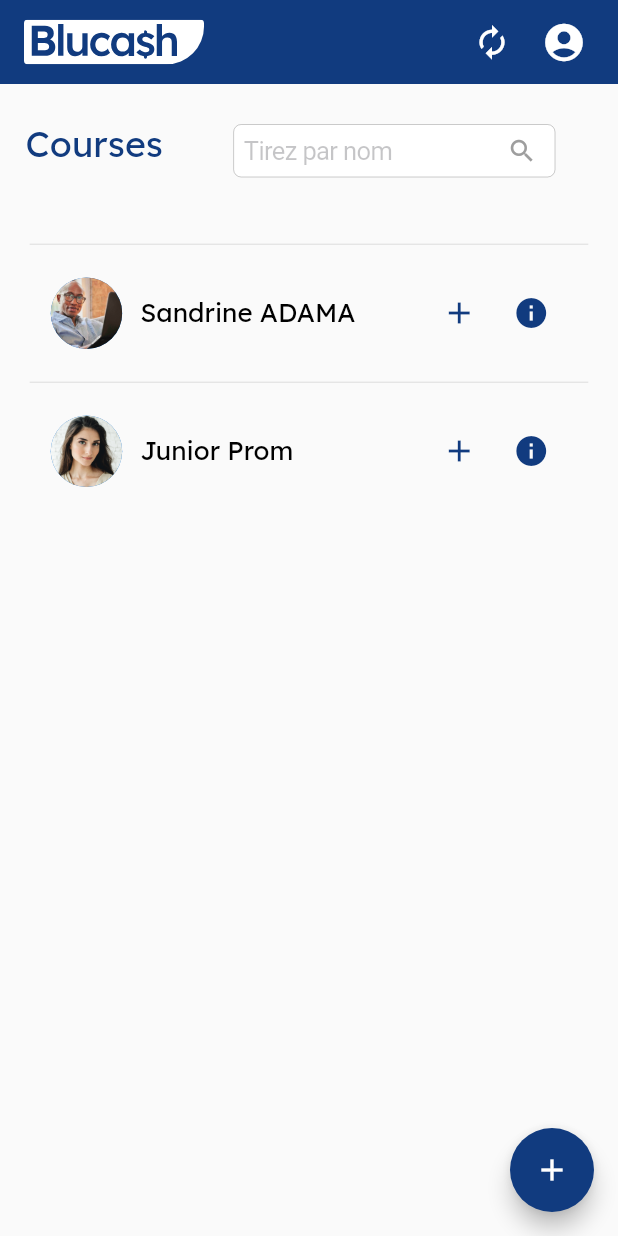
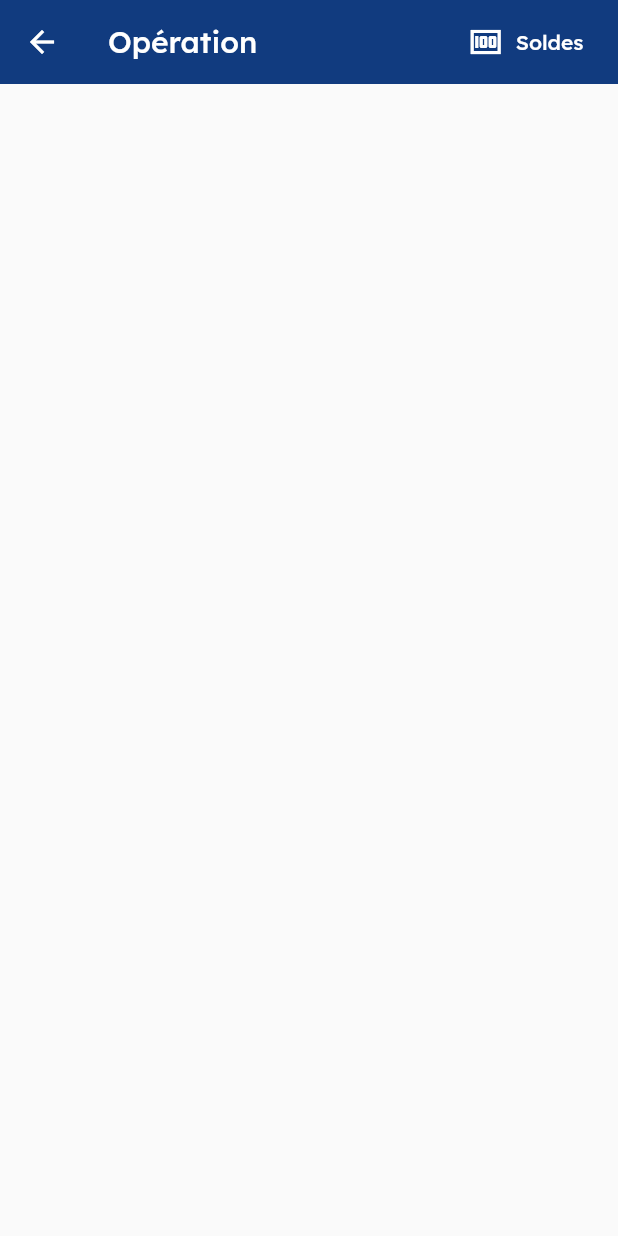
Before and after one commit to Morel-D/blucash_agent, a Flutter app: the screen it shows after launch, after a tap on the "add" icon, on a phone screen of 412 x 824 dp. Run offline on Flutter 3.47's test engine with Material 2 defaults, Android fonts, the phone set to English and light mode, and no system bars; our stand-ins replace dropdown_textfield, flutter_svg, google_fonts, responsive_sizer.

Commit message:
Opertion UI layer created

```diff
--- a/lib/Courses/courses.dart
+++ b/lib/Courses/courses.dart
@@ -6,6 +6,7 @@ import 'package:blucash_agent/Shared/Statique.dart';
 import 'package:flutter_svg/flutter_svg.dart';
 import 'package:blucash_agent/Courses/boite_de_dialogue.dart';
 import 'package:blucash_agent/Courses/ajouter.dart';
+import 'package:blucash_agent/Courses/operation.dart';
 
 class Courses extends StatefulWidget {
   const Courses({super.key});
@@ -163,7 +164,13 @@ class _CoursesState extends State<Courses> {
                                 Row(
                                   children: [
                                     IconButton(
-                                        onPressed: () {},
+                                        onPressed: () {
+                                          Navigator.push(
+                                              context,
+                                              MaterialPageRoute(
+                                                  builder: (context) =>
+                                                      Operation()));
+                                        },
                                         icon: Icon(
                                           Icons.add,
                                           color: darkBlue,
--- /dev/null
+++ b/lib/Courses/operation.dart
@@ -0,0 +1,58 @@
+import 'package:flutter/cupertino.dart';
+import 'package:flutter/material.dart';
+import 'package:flutter/services.dart';
+import 'package:google_fonts/google_fonts.dart';
+import 'package:responsive_sizer/responsive_sizer.dart';
+import 'package:blucash_agent/Shared/Statique.dart';
+
+class Operation extends StatefulWidget {
+  const Operation({super.key});
+
+  @override
+  State<Operation> createState() => _OperationState();
+}
+
+class _OperationState extends State<Operation> {
+  @override
+  Widget build(BuildContext context) {
+    // Color code
+    Color darkBlue = Color(0xFF113b7f);
+    Color lightRed = Color(0xFFCE2835);
+    Color lightBlue = Color(0xFF49BAEB);
+    Color darkPink = Color(0xFF41A6C);
+    Color grey = Color(0xFF212529);
+    Color white = Colors.white;
+
+    // font familly
+    var lexendWhite = GoogleFonts.lexend(color: Colors.white);
+    var lexendBlack = GoogleFonts.lexend(color: Colors.black);
+    var lexendBlue = GoogleFonts.lexend(color: Color(0xFF113b7f));
+    var lexendGrey = GoogleFonts.lexend(color: Color(0xFF212529));
+
+    return Scaffold(
+      appBar: AppBar(
+        title: Text(
+          "Opération",
+          style: lexendWhite,
+        ),
+        actions: [
+          TextButton.icon(
+              onPressed: () {},
+              icon: Icon(
+                Icons.money,
+                color: white,
+              ),
+              label: Padding(
+                padding: const EdgeInsets.only(right: 15),
+                child: Text(
+                  'Soldes',
+                  style: lexendWhite,
+                ),
+              )),
+        ],
+        elevation: 0,
+        backgroundColor: darkBlue,
+      ),
+    );
+  }
+}
```
